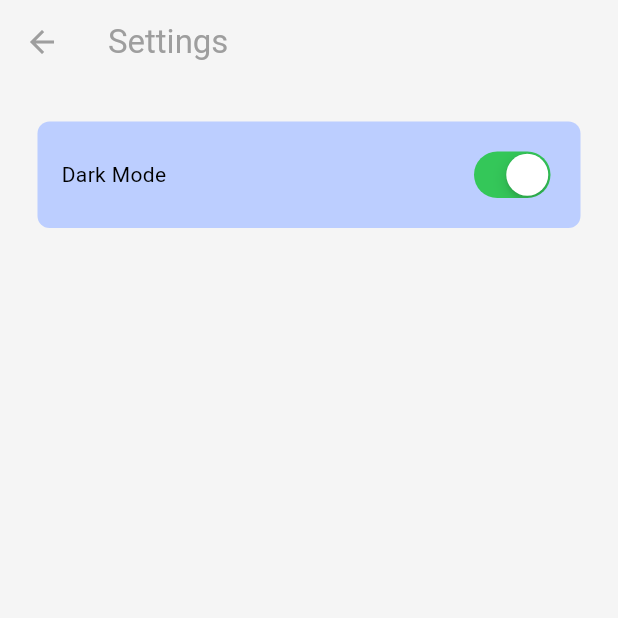
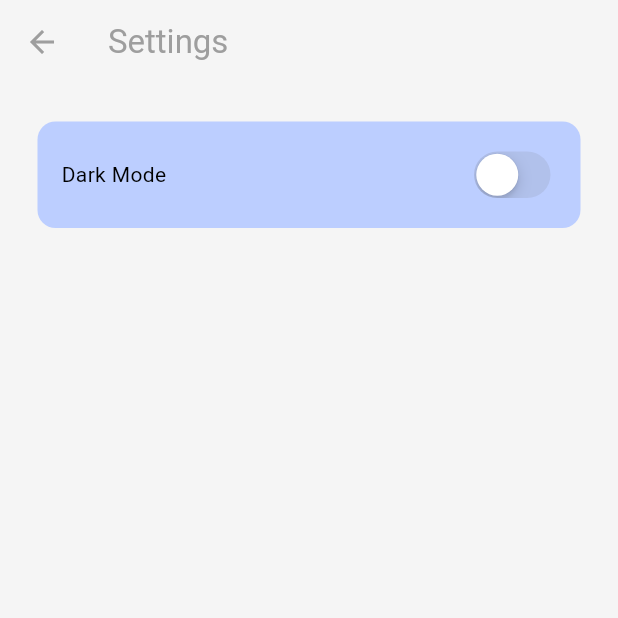
Before and after one commit to Rizz-33/Whispr., a Flutter app: the screen it shows once a user with an empty profile is signed in, in the side drawer, after a tap on "S E T T I N G S", on a phone screen of 412 x 824 dp, the top half of it. Run offline on Flutter 3.47's test engine with Material 3 defaults, Android fonts, the phone set to English and light mode, and no system bars; our stand-ins replace cloud_firestore, firebase_auth, firebase_core; accounts and stored records are empty.

Commit message:
modify: add value

```diff
--- a/lib/pages/settings.dart
+++ b/lib/pages/settings.dart
@@ -1,5 +1,7 @@
 import 'package:flutter/cupertino.dart';
 import 'package:flutter/material.dart';
+import 'package:provider/provider.dart';
+import 'package:whispr/themes/thteme_provider.dart';
 
 class SettingsPage extends StatelessWidget {
   const SettingsPage({super.key});
@@ -17,7 +19,7 @@ class SettingsPage extends StatelessWidget {
       body: Container(
         decoration: BoxDecoration(
           color: Theme.of(context).colorScheme.secondary,
-          borderRadius: BorderRadius.circular(8),
+          borderRadius: BorderRadius.circular(12),
         ),
         margin: EdgeInsets.all(25),
         padding: EdgeInsets.all(16),
@@ -28,7 +30,9 @@ class SettingsPage extends StatelessWidget {
             Text("Dark Mode"),
 
             //switch
-            CupertinoSwitch(value: true, onChanged: (value){
+            CupertinoSwitch(
+              value: Provider.of<ThemeProvider>(context, listen: false).isDarkMode,
+              onChanged: (value){
 
             })
           ],
```
